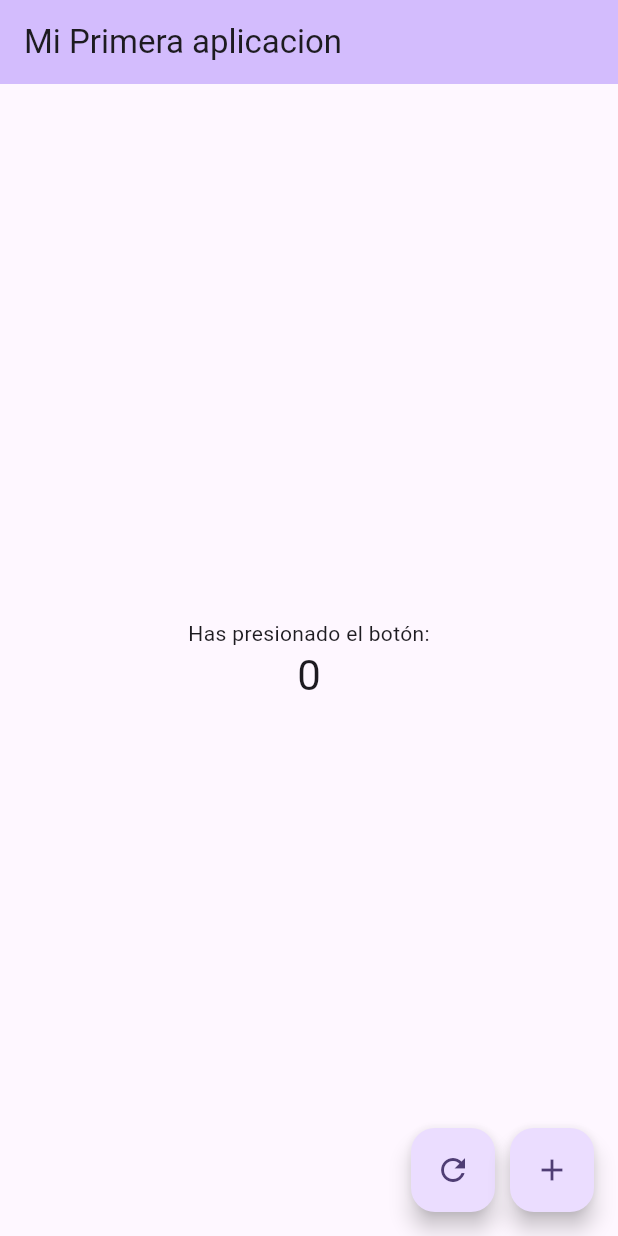
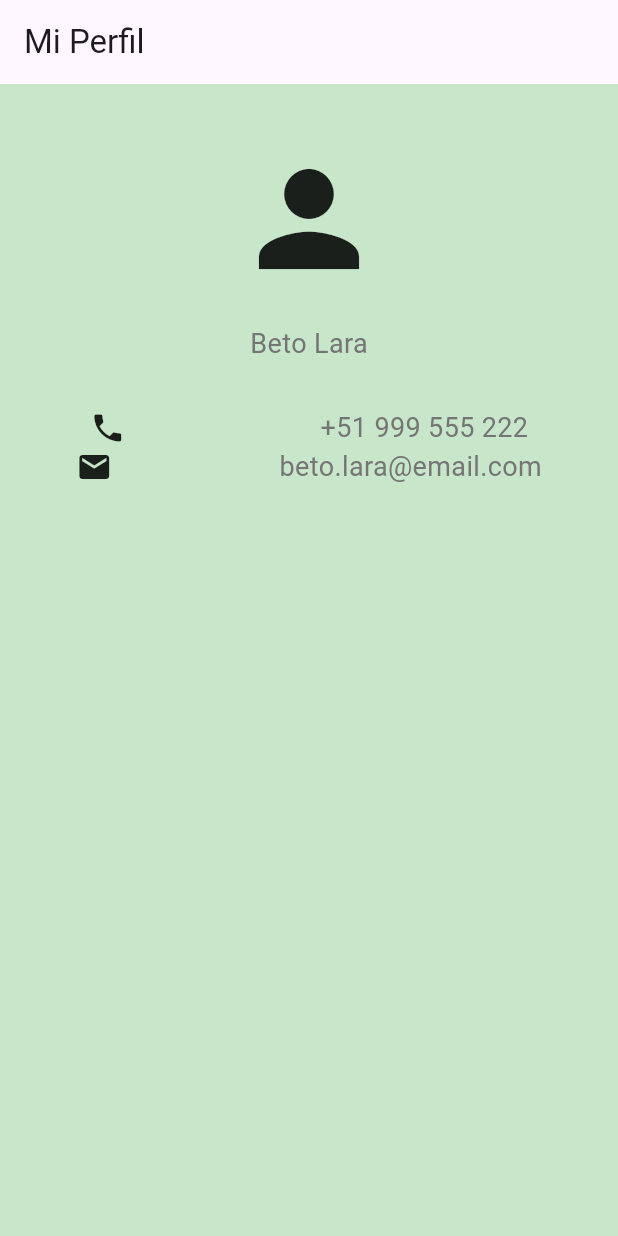
Before and after one commit to carfu1324-svg/mi-primera-app-flutter, a Flutter app: the screen it shows after launch, on a phone screen of 412 x 824 dp. Run offline on Flutter 3.47's test engine with Material 3 defaults, Android fonts, the phone set to English and light mode, and no system bars.

Commit message:
cambio de codigo 1.0

```diff
--- a/lib/main.dart
+++ b/lib/main.dart
@@ -1,143 +1,77 @@
 import 'package:flutter/material.dart';
 
+// 1. Iniciamos la app
 void main() {
   runApp(const MyApp());
 }
 
+// 2. El widget raíz (Stateless)
 class MyApp extends StatelessWidget {
   const MyApp({super.key});
 
-  // This widget is the root of your application.
   @override
   Widget build(BuildContext context) {
     return MaterialApp(
-      title: 'Flutter Demo',
-      theme: ThemeData(
-        // This is the theme of your application.
-        //
-        // TRY THIS: Try running your application with "flutter run". You'll see
-        // the application has a purple toolbar. Then, without quitting the app,
-        // try changing the seedColor in the colorScheme below to Colors.green
-        // and then invoke "hot reload" (save your changes or press the "hot
-        // reload" button in a Flutter-supported IDE, or press "r" if you used
-        // the command line to start the app).
-        //
-        // Notice that the counter didn't reset back to zero; the application
-        // state is not lost during the reload. To reset the state, use hot
-        // restart instead.
-        //
-        // This works for code too, not just values: Most code changes can be
-        // tested with just a hot reload.
-        colorScheme: ColorScheme.fromSeed(seedColor: Colors.deepPurple),
+      debugShowCheckedModeBanner: false, // Quita la cinta de "DEBUG"
+      home: Scaffold( // El lienzo de la app
+        appBar: AppBar(
+          title: Text('Mi Perfil'),
         ),
-      home: const MyHomePage(title: 'Flutter Demo Home Page'),
+        // 3. El body será nuestro layout
+        body: MiPaginaPerfilPrueba1(),
+      ),
     );
   }
 }
 
-class MyHomePage extends StatefulWidget {
-  const MyHomePage({super.key, required this.title});
-
-  // This widget is the home page of your application. It is stateful, meaning
-  // that it has a State object (defined below) that contains fields that affect
-  // how it looks.
-
-  // This class is the configuration for the state. It holds the values (in this
-  // case the title) provided by the parent (in this case the App widget) and
-  // used by the build method of the State. Fields in a Widget subclass are
-  // always marked "final".
-
-  final String title;
-
-  @override
-  State<MyHomePage> createState() => _MyHomePageState();
-}
-
-class _MyHomePageState extends State<MyHomePage> {
-  int _counter = 0;
-
-  void _incrementCounter() {
-    setState(() {
-      // This call to setState tells the Flutter framework that something has
-      // changed in this State, which causes it to rerun the build method below
-      // so that the display can reflect the updated values. If we changed
-      // _counter without calling setState(), then the build method would not be
-      // called again, and so nothing would appear to happen.
-      _counter++;
-    });
-  }
-
-  void _resetCounter(){
-    setState(() {
-      _counter = 0;
-    });
-  }
+// Mi widget Personalizado
+class MiPaginaPerfilPrueba1 extends StatelessWidget{
+  const MiPaginaPerfilPrueba1({super.key});
 
   @override
   Widget build(BuildContext context) {
-    // This method is rerun every time setState is called, for instance as done
-    // by the _incrementCounter method above.
-    //
-    // The Flutter framework has been optimized to make rerunning build methods
-    // fast, so that you can just rebuild anything that needs updating rather
-    // than having to individually change instances of widgets.
-    return Scaffold(
-      appBar: AppBar(
-        // TRY THIS: Try changing the color here to a specific color (to
-        // Colors.amber, perhaps?) and trigger a hot reload to see the AppBar
-        // change color while the other colors stay the same.
-        backgroundColor: Theme.of(context).colorScheme.inversePrimary,
-        // Here we take the value from the MyHomePage object that was created by
-        // the App.build method, and use it to set our appbar title.
-        title: Text('Mi Primera aplicacion'),
+    // TODO: implement build
+    return Container(
+      color: Colors.green[100],
+      width: double.infinity,
+
+      child: Column(
+        crossAxisAlignment: CrossAxisAlignment.center,
+        children: [
+
+          SizedBox(height: 40),
+          Icon(Icons.person, size: 100),
+          SizedBox(height: 20),
+          Text(
+            'Beto Lara',
+            style: TextStyle(fontSize: 18, color: Colors.grey [600]),
             ),
-      body: Center(
-        // Center is a layout widget. It takes a single child and positions it
-        // in the middle of the parent.
-        child: Column(
-          // Column is also a layout widget. It takes a list of children and
-          // arranges them vertically. By default, it sizes itself to fit its
-          // children horizontally, and tries to be as tall as its parent.
-          //
-          // Column has various properties to control how it sizes itself and
-          // how it positions its children. Here we use mainAxisAlignment to
-          // center the children vertically; the main axis here is the vertical
-          // axis because Columns are vertical (the cross axis would be
-          // horizontal).
-          //
-          // TRY THIS: Invoke "debug painting" (choose the "Toggle Debug Paint"
-          // action in the IDE, or press "p" in the console), to see the
-          // wireframe for each widget.
-          mainAxisAlignment: MainAxisAlignment.center,
-          children: <Widget>[
-            const Text('Has presionado el botón:'),
+          SizedBox(height: 30),
+
+          Row(
+            mainAxisAlignment: MainAxisAlignment.spaceEvenly,
+            children: [
+              Icon(Icons.phone),
+              SizedBox(width: 10),
               Text(
-              '$_counter',
-              style: Theme.of(context).textTheme.headlineMedium,
+                "+51 999 555 222",
+                style: TextStyle(fontSize: 18, color: Colors.grey [600]),
                 ),
             ],
           ),
+          Row(
+            mainAxisAlignment: MainAxisAlignment.spaceEvenly,
+            children: [
+              Icon(Icons.email),
+              SizedBox(width: 10),
+              Text(
+                'beto.lara@email.com',
+                style: TextStyle(fontSize: 18, color: Colors.grey [600]),
               ),
-      floatingActionButton: Row(
-        mainAxisAlignment: MainAxisAlignment.end,
-        children: [
-          FloatingActionButton(onPressed: _resetCounter,
-          tooltip: 'Reset',
-          child: Icon(Icons.refresh),
+            ],
           ),
-
-          SizedBox(width: 10),
-
-          FloatingActionButton(
-          onPressed: _incrementCounter,
-          tooltip: 'Increment',
-          child: const Icon(Icons.add),
-          ), // This trailing comma makes auto-formatting nicer for build methods.
         ],
-      )
-
-
-
+      ),
     );
   }
 }
```
Lines whose indentation alone changed are shown as unchanged.
